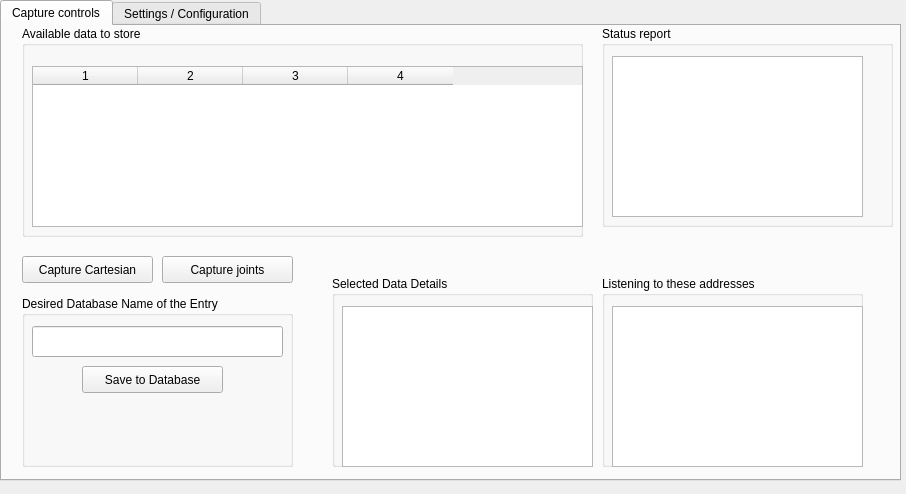
This is helping_hand_gui/qt/helpinghand.ui in ReconCycle/helping_hand as Qt 5 draws it before an edit. The edited form follows.
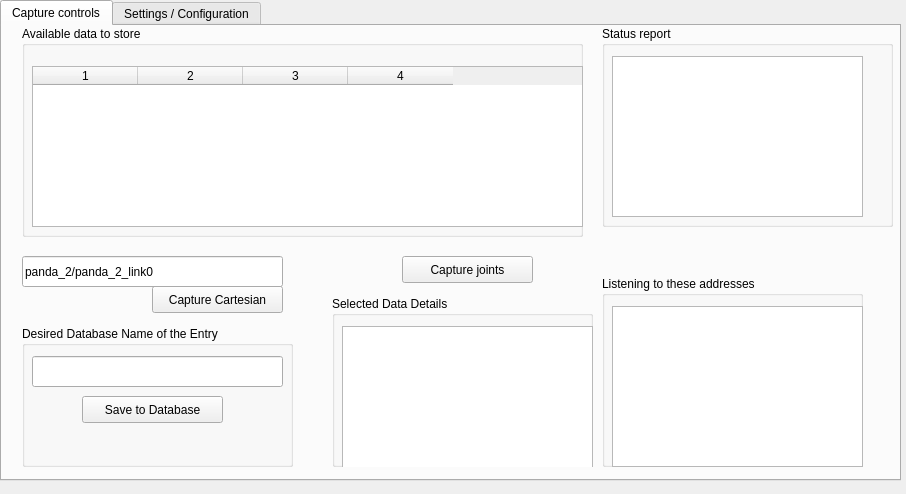
This is the edited form.

What changed in the file:
```diff
--- a/helping_hand_gui/qt/helpinghand.ui
+++ b/helping_hand_gui/qt/helpinghand.ui
@@ -88,9 +88,9 @@
      <property name="geometry">
       <rect>
        <x>20</x>
-       <y>270</y>
+       <y>300</y>
        <width>271</width>
-       <height>171</height>
+       <height>141</height>
       </rect>
      </property>
      <property name="title">
@@ -163,9 +163,9 @@
      <property name="geometry">
       <rect>
        <x>330</x>
-       <y>250</y>
+       <y>270</y>
        <width>261</width>
-       <height>191</height>
+       <height>171</height>
       </rect>
      </property>
      <property name="title">
@@ -188,8 +188,8 @@
     <widget class="QPushButton" name="capture_tf_button">
      <property name="geometry">
       <rect>
-       <x>20</x>
-       <y>230</y>
+       <x>150</x>
+       <y>260</y>
        <width>131</width>
        <height>27</height>
       </rect>
@@ -201,7 +201,7 @@
     <widget class="QPushButton" name="capture_joints_button">
      <property name="geometry">
       <rect>
-       <x>160</x>
+       <x>400</x>
        <y>230</y>
        <width>131</width>
        <height>27</height>
@@ -211,6 +211,22 @@
       <string>Capture joints</string>
      </property>
     </widget>
+    <widget class="QLineEdit" name="source_tf_frame">
+     <property name="geometry">
+      <rect>
+       <x>20</x>
+       <y>230</y>
+       <width>261</width>
+       <height>31</height>
+      </rect>
+     </property>
+     <property name="text">
+      <string>panda_2/panda_2_link0</string>
+     </property>
+     <property name="placeholderText">
+      <string>Source TF frame</string>
+     </property>
+    </widget>
    </widget>
    <widget class="QWidget" name="setttings">
     <property name="toolTip">
```
